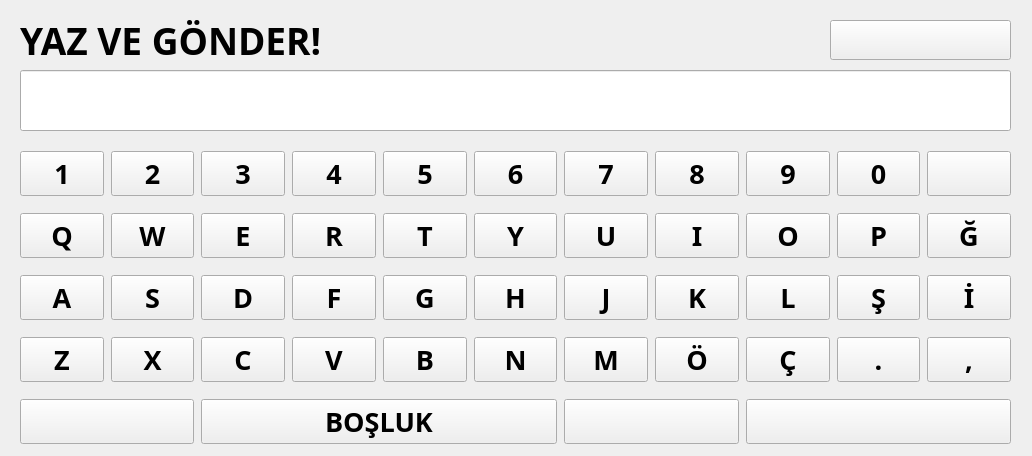
First picture: the form in ui/keyboard.ui, repository ahmetfaslantas/MaM-Sense, before the edit.
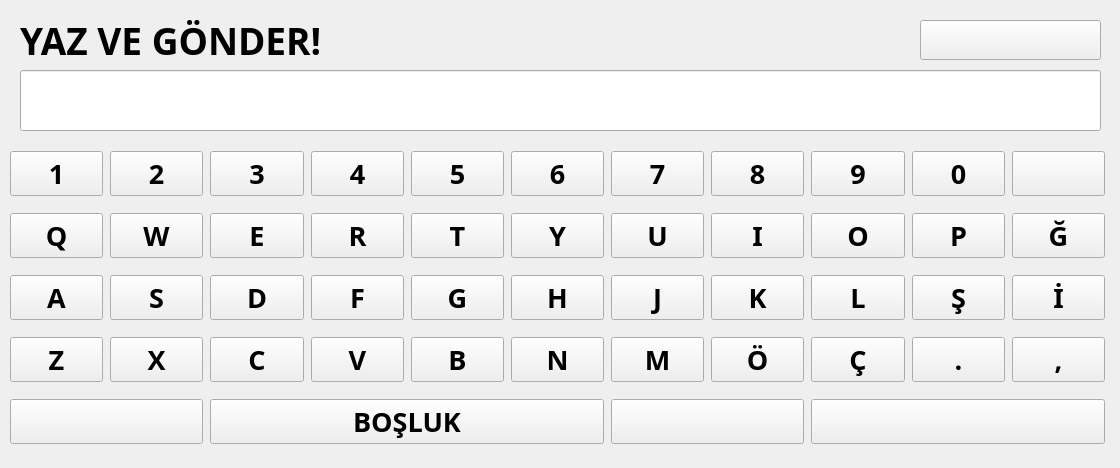
Second picture: the form after the edit. Icons and pictures are not drawn.

The edit to the form file:
```diff
--- a/ui/keyboard.ui
+++ b/ui/keyboard.ui
@@ -6,8 +6,8 @@
    <rect>
     <x>0</x>
     <y>0</y>
-    <width>1032</width>
-    <height>456</height>
+    <width>1120</width>
+    <height>468</height>
    </rect>
   </property>
   <property name="windowTitle">
@@ -20,14 +20,21 @@
   <property name="styleSheet">
    <string notr="true"/>
   </property>
-
-  <widget class="QWidget" name="centralwidget">
+  <widget class="QWidget" name="centralwidget" native="true">
+   <property name="geometry">
+    <rect>
+     <x>0</x>
+     <y>0</y>
+     <width>1120</width>
+     <height>480</height>
+    </rect>
+   </property>
    <widget class="QWidget" name="gridLayoutWidget">
     <property name="geometry">
      <rect>
-      <x>20</x>
+      <x>10</x>
       <y>140</y>
-      <width>991</width>
+      <width>1095</width>
       <height>318</height>
      </rect>
     </property>
@@ -121,7 +128,7 @@
       </widget>
      </item>
      <item row="4" column="6" colspan="2">
-     <widget class="QPushButton" name="deleteAlt">
+      <widget class="QPushButton" name="deleteAlt">
        <property name="font">
         <font>
          <family>Century Gothic</family>
@@ -802,7 +809,7 @@
      <rect>
       <x>20</x>
       <y>70</y>
-      <width>991</width>
+      <width>1081</width>
       <height>61</height>
      </rect>
     </property>
@@ -811,9 +818,9 @@
     <property name="geometry">
      <rect>
       <x>20</x>
-      <y>20</y>
-      <width>311</width>
-      <height>41</height>
+      <y>15</y>
+      <width>400</width>
+      <height>50</height>
      </rect>
     </property>
     <property name="font">
@@ -834,7 +841,7 @@
    <widget class="QPushButton" name="pushButton_54">
     <property name="geometry">
      <rect>
-      <x>830</x>
+      <x>920</x>
       <y>20</y>
       <width>181</width>
       <height>40</height>
```
Left out of the diff: 2 changed lines with no effect on the pictures.
